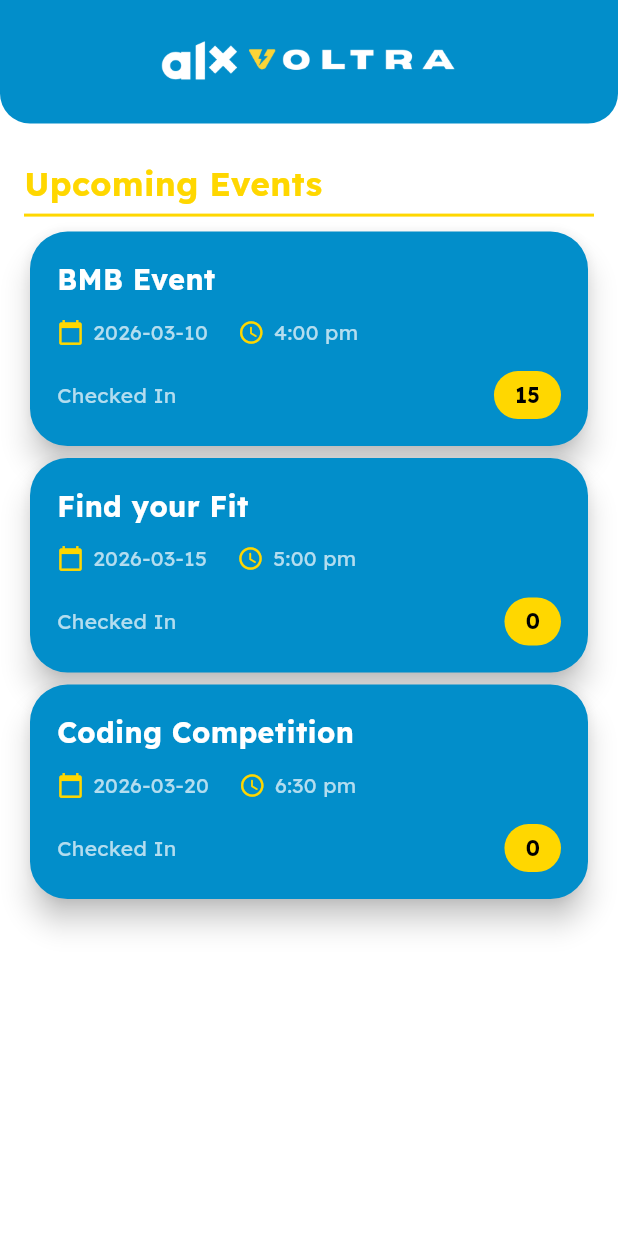
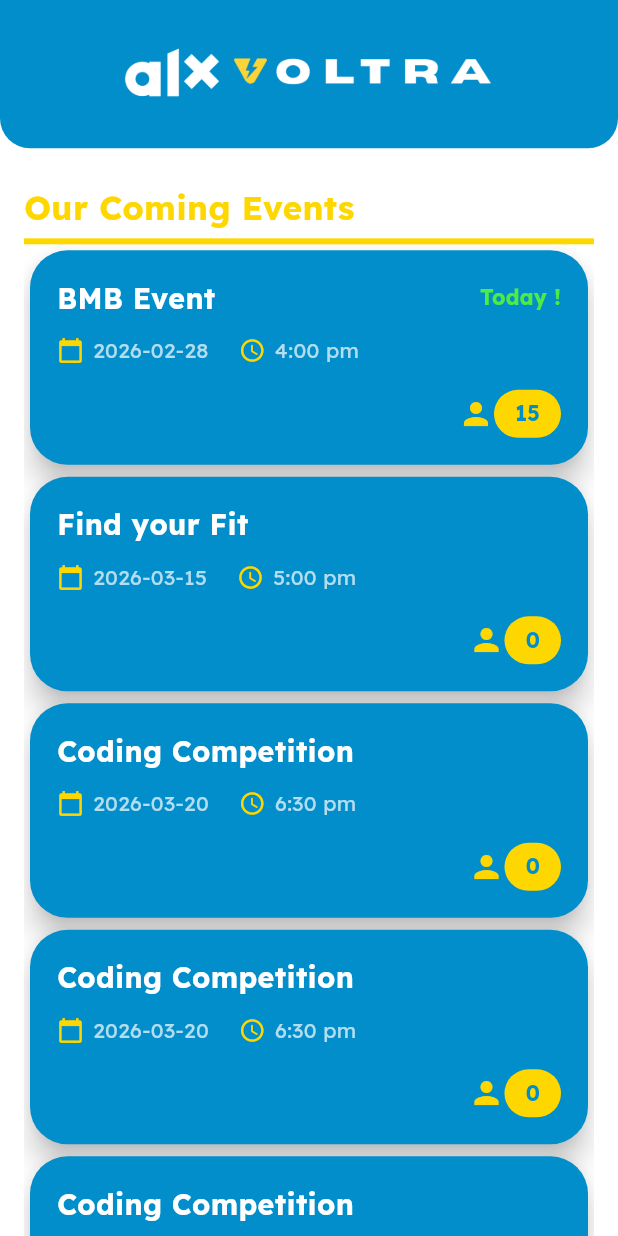
Before and after one commit to klarasameh1/VoltraScanner, a Flutter app: the screen it shows after launch, on a phone screen of 412 x 824 dp. Run offline on Flutter 3.47's test engine with Material 3 defaults, Android fonts, the phone set to English and light mode, and no system bars; our stand-ins replace audioplayers; missing offline and left inert: mobile_scanner.

Commit message:
refactor+provider+counter

```diff
--- a/lib/features/scanner/presentation/screens/home_screen.dart
+++ b/lib/features/scanner/presentation/screens/home_screen.dart
@@ -1,8 +1,9 @@
-import 'package:event_scanner_app/features/scanner/data/models/event.dart';
+import 'package:flutter/material.dart';
+import 'package:provider/provider.dart';
 import 'package:event_scanner_app/features/scanner/presentation/screens/scanner_screen.dart';
 import 'package:event_scanner_app/features/scanner/presentation/widgets/app_bar.dart';
 import 'package:event_scanner_app/features/scanner/presentation/widgets/event_card.dart';
-import 'package:flutter/material.dart';
+import 'package:event_scanner_app/providers/event_provider.dart';
 
 class HomeScreen extends StatefulWidget {
   const HomeScreen({super.key});
@@ -12,44 +13,19 @@ class HomeScreen extends StatefulWidget {
 }
 
 class _HomeScreenState extends State<HomeScreen> {
-  bool isLoading = true;
-  String? errorMessage;
-  List<Event> upcomingEvents = [];
-
   @override
   void initState() {
     super.initState();
-    fetchEvents();
+    // استدعاء fetchEvents من Provider
+    WidgetsBinding.instance.addPostFrameCallback((_) {
+      context.read<EventProvider>().fetchEvents();
+    });
   }
 
-  Future<void> fetchEvents() async {
-    try {
+  Future<void> _refreshEvents() async {
+    await context.read<EventProvider>().fetchEvents();
+  }
 
-      // Dummy data (replace with real API call later)
-      await Future.delayed(const Duration(seconds: 2)); // simulate API delay
-      final events = [
-        Event(id: 1, name: 'BMB Event', date: '2026-03-10', time: '4:00 pm', checkedInCount: 15),
-        Event(id: 2, name: 'Find your Fit', date: '2026-03-15', time: '5:00 pm', checkedInCount: 0),
-        Event(id: 3, name: 'Coding Competition', date: '2026-03-20', time: '6:30 pm', checkedInCount: 0),
-      ];
-      /// Replace later with
-      //final events = await eventsService.getUpcomingEvents();
-
-      if (!mounted) return;
-
-      setState(() {
-        upcomingEvents = events;
-        isLoading = false;
-      });
-    } catch (e) {
-      if (!mounted) return;
-
-      setState(() {
-        errorMessage = "Failed to load events. Please check your connection.";
-        isLoading = false;
-      });
-    }
-  }
 
   @override
   Widget build(BuildContext context) {
@@ -70,7 +46,7 @@ class _HomeScreenState extends State<HomeScreen> {
                   crossAxisAlignment: CrossAxisAlignment.start,
                   children: [
                     const Text(
-                      'Upcoming Events',
+                      'Our Coming Events',
                       style: TextStyle(
                         fontSize: 22,
                         fontWeight: FontWeight.bold,
@@ -78,32 +54,49 @@ class _HomeScreenState extends State<HomeScreen> {
                       ),
                     ),
                     const SizedBox(height: 5),
-                    Container(height: 2, color: const Color(0xffffd700)),
-                    const SizedBox(height: 6),
+                    Container(height: 4, color: const Color(0xffffd700)),
 
                     Expanded(
-                      child: Builder(
-                        builder: (_) {
-                          if (isLoading) {
+                      child: Consumer<EventProvider>(
+                        builder: (context, eventProvider, child) {
+                          if (eventProvider.isLoading) {
                             return const Center(
-                              child: CircularProgressIndicator(color:Color(0xFF028ECA) ,),
+                              child: CircularProgressIndicator(
+                                color: Color(0xFF028ECA),
+                              ),
                             );
                           }
 
-                          if (errorMessage != null) {
+                          if (eventProvider.errorMessage != null) {
                             return Center(
-                              child: Text(
-                                errorMessage!,
+                              child: Column(
+                                mainAxisAlignment: MainAxisAlignment.center,
+                                children: [
+                                  Text(
+                                    eventProvider.errorMessage!,
                                     textAlign: TextAlign.center,
                                     style: const TextStyle(
                                       color: Colors.red,
                                       fontSize: 16,
                                     ),
                                   ),
+                                  const SizedBox(height: 16),
+                                  ElevatedButton(
+                                    onPressed: _refreshEvents,
+                                    style: ElevatedButton.styleFrom(
+                                      backgroundColor: const Color(0xFF028ECA),
+                                    ),
+                                    child: const Text(
+                                      'Try Again',
+                                      style: TextStyle(color: Color(0xffffd700)),
+                                    ),
+                                  ),
+                                ],
+                              ),
                             );
                           }
 
-                          if (upcomingEvents.isEmpty) {
+                          if (eventProvider.upcomingEvents.isEmpty) {
                             return const Center(
                               child: Text(
                                 "No upcoming events",
@@ -115,10 +108,13 @@ class _HomeScreenState extends State<HomeScreen> {
                             );
                           }
 
-                          return ListView.builder(
-                            itemCount: upcomingEvents.length,
+                          return RefreshIndicator(
+                            onRefresh: _refreshEvents,
+                            color: const Color(0xFF028ECA),
+                            child: ListView.builder(
+                              itemCount: eventProvider.upcomingEvents.length,
                               itemBuilder: (context, index) {
-                              final event = upcomingEvents[index]; // define event here
+                                final event = eventProvider.upcomingEvents[index];
 
                                 return EventCard(
                                   event: event,
@@ -131,14 +127,16 @@ class _HomeScreenState extends State<HomeScreen> {
                                     );
 
                                     if (updatedCount != null) {
-                                    setState(() {
-                                      upcomingEvents[index] =
-                                          event.copyWith(checkedInCount: updatedCount);
-                                    });
+                                      // تحديث في Provider
+                                      eventProvider.updateEventCheckedInCount(
+                                        event.id,
+                                        updatedCount,
+                                      );
                                     }
                                   },
                                 );
                               },
+                            ),
                           );
                         },
                       ),
--- a/lib/features/scanner/presentation/widgets/app_bar.dart
+++ b/lib/features/scanner/presentation/widgets/app_bar.dart
@@ -2,13 +2,22 @@ import 'package:flutter/material.dart';
 
 class CustomAppBar extends StatelessWidget {
   final String userName;
+  final bool showNotificationSwitch;
+  final bool notificationsEnabled;
+  final ValueChanged<bool>? onNotificationToggle;
 
-  const CustomAppBar({super.key, required this.userName});
+  const CustomAppBar({
+    super.key,
+    required this.userName,
+    this.showNotificationSwitch = false,
+    this.notificationsEnabled = false,
+    this.onNotificationToggle,
+  });
 
   @override
   Widget build(BuildContext context) {
     return Container(
-      height: MediaQuery.of(context).size.height * 0.10,
+      height: MediaQuery.of(context).size.height * 0.12,
       padding: const EdgeInsets.symmetric(horizontal: 20),
       decoration: const BoxDecoration(
         color: Color(0xFF028ECA),
@@ -17,10 +26,10 @@ class CustomAppBar extends StatelessWidget {
           bottomRight: Radius.circular(20),
         ),
       ),
-      child: Center (
+      child: Center(
         child: Image.asset(
           'assets/voltraLogo.png',
-          width: 200,
+          width: 250,
           height: 100,
         ),
       ),
--- a/lib/features/scanner/presentation/widgets/event_card.dart
+++ b/lib/features/scanner/presentation/widgets/event_card.dart
@@ -13,6 +13,23 @@ class EventCard extends StatelessWidget {
 
   @override
   Widget build(BuildContext context) {
+    // Determine event status color
+    final DateTime eventDate = DateTime.parse(event.date); // assuming event.date is 'YYYY-MM-DD'
+    final DateTime today = DateTime.now();
+    Color statusColor;
+    bool isToday = false ;
+
+    if (eventDate.year == today.year &&
+        eventDate.month == today.month &&
+        eventDate.day == today.day) {
+      statusColor = Color(0xff4fea44); // Today
+      isToday=true;
+    } else if (eventDate.isAfter(today)) {
+      statusColor = Colors.yellow; // Upcoming
+    } else {
+      statusColor = Colors.grey; // Past events (optional)
+    }
+
     return GestureDetector(
       onTap: onTap,
       child: Card(
@@ -26,7 +43,10 @@ class EventCard extends StatelessWidget {
           child: Column(
             crossAxisAlignment: CrossAxisAlignment.start,
             children: [
-              Text(
+              Row(
+                children: [
+                  Expanded(
+                    child: Text(
                       event.name,
                       style: const TextStyle(
                         fontSize: 19,
@@ -34,8 +54,20 @@ class EventCard extends StatelessWidget {
                         color: Colors.white,
                       ),
                     ),
+                  ),
+                  // Status
+                  Text(
+                    isToday?"Today !":"",
+                    style: TextStyle(
+                      fontSize: 14,
+                      fontWeight: FontWeight.bold,
+                      color: statusColor,
+                    ),
+                  ),
+
+                ],
+              ),
               const SizedBox(height: 12),
-
               Row(
                 children: [
                   const Icon(
@@ -61,19 +93,11 @@ class EventCard extends StatelessWidget {
                   ),
                 ],
               ),
-
               const SizedBox(height: 16),
-
               Row(
-                mainAxisAlignment: MainAxisAlignment.spaceBetween,
+                mainAxisAlignment: MainAxisAlignment.end,
                 children: [
-                  const Text(
-                    "Checked In",
-                    style: TextStyle(
-                      color: Colors.white70,
-                      fontSize: 14,
-                    ),
-                  ),
+                  const Icon(Icons.person , color:Color(0xffffd700) ,),
                   Container(
                     padding: const EdgeInsets.symmetric(
                       horizontal: 14,
@@ -87,7 +111,7 @@ class EventCard extends StatelessWidget {
                       event.checkedInCount.toString(),
                       style: const TextStyle(
                         fontWeight: FontWeight.bold,
-                        color: Colors.black,
+                        color: Color(0xFF028ECA),
                       ),
                     ),
                   ),
--- a/lib/main.dart
+++ b/lib/main.dart
@@ -1,7 +1,10 @@
 import 'package:flutter/material.dart';
+import 'package:provider/provider.dart';
 import 'features/scanner/presentation/screens/home_screen.dart';
+import 'providers/event_provider.dart';
 
-void main() {
+void main() async {
+  WidgetsFlutterBinding.ensureInitialized();
   runApp(const MyApp());
 }
 
@@ -10,13 +13,18 @@ class MyApp extends StatelessWidget {
 
   @override
   Widget build(BuildContext context) {
-    return  MaterialApp(
-      theme: ThemeData(
-        fontFamily: 'Lexend',
+    return MultiProvider(
+      providers: [
+        ChangeNotifierProvider(create: (_) => EventProvider()),
+      ],
+      child: MaterialApp(
+        theme: ThemeData(
+          fontFamily: 'Lexend',
+        ),
+        debugShowCheckedModeBanner: false,
+        title: 'ALX Scanner',
+        home: const HomeScreen(),
       ),
-      debugShowCheckedModeBanner: false,
-      title: 'ALX Scanner',
-      home: HomeScreen(),
     );
   }
 }
--- /dev/null
+++ b/lib/providers/event_provider.dart
@@ -0,0 +1,52 @@
+import 'package:flutter/material.dart';
+import '../features/scanner/data/models/event.dart';
+import '../features/scanner/data/services/events_service.dart';
+
+class EventProvider extends ChangeNotifier {
+  List<Event> _upcomingEvents = [];
+  bool _isLoading = false;
+  String? _errorMessage;
+  final EventsService _eventsService = EventsService();
+
+  List<Event> get upcomingEvents => _upcomingEvents;
+  bool get isLoading => _isLoading;
+  String? get errorMessage => _errorMessage;
+
+  Future<void> fetchEvents() async {
+    _isLoading = true;
+    _errorMessage = null;
+    notifyListeners();
+
+    try {
+      // استخدم API حقيقي أو Dummy data
+      await Future.delayed(const Duration(seconds: 2)); // محاكاة التحميل
+
+      // Dummy data مؤقتاً
+      _upcomingEvents = [
+        Event(id: 1, name: 'BMB Event', date: '2026-02-28', time: '4:00 pm', checkedInCount: 15),
+        Event(id: 2, name: 'Find your Fit', date: '2026-03-15', time: '5:00 pm', checkedInCount: 0),
+        Event(id: 3, name: 'Coding Competition', date: '2026-03-20', time: '6:30 pm', checkedInCount: 0),
+        Event(id: 4, name: 'Coding Competition', date: '2026-03-20', time: '6:30 pm', checkedInCount: 0),
+        Event(id: 5, name: 'Coding Competition', date: '2026-03-20', time: '6:30 pm', checkedInCount: 0),
+        Event(id: 6, name: 'Coding Competition', date: '2026-03-20', time: '6:30 pm', checkedInCount: 0),
+      ];
+
+      ///replace with this when api ready
+      // _upcomingEvents = await _eventsService.getUpcomingEvents();
+
+    } catch (e) {
+      _errorMessage = "Failed to load events. Please check your connection.";
+    } finally {
+      _isLoading = false;
+      notifyListeners();
+    }
+  }
+
+  void updateEventCheckedInCount(int eventId, int newCount) {
+    final index = _upcomingEvents.indexWhere((event) => event.id == eventId);
+    if (index != -1) {
+      _upcomingEvents[index] = _upcomingEvents[index].copyWith(checkedInCount: newCount);
+      notifyListeners();
+    }
+  }
+}
--- a/pubspec.yaml
+++ b/pubspec.yaml
@@ -27,6 +27,10 @@ dependencies:
 
   http: ^1.0.0
 
+  flutter_local_notifications: ^17.0.0
+  timezone: ^0.9.2
+  permission_handler: ^11.0.0
+
 dev_dependencies:
   flutter_test:
     sdk: flutter
```
Also changed, not shown: lib/core/utils/api_response.dart (added, +22 -0 lines), lib/features/scanner/data/services/events_service.dart (+57 -19 lines), lib/features/scanner/data/services/qr_service.dart (+34 -28 lines), lib/features/scanner/presentation/screens/scanner_screen.dart (+145 -12 lines), pubspec.lock. Lines whose indentation alone changed are shown as unchanged.
